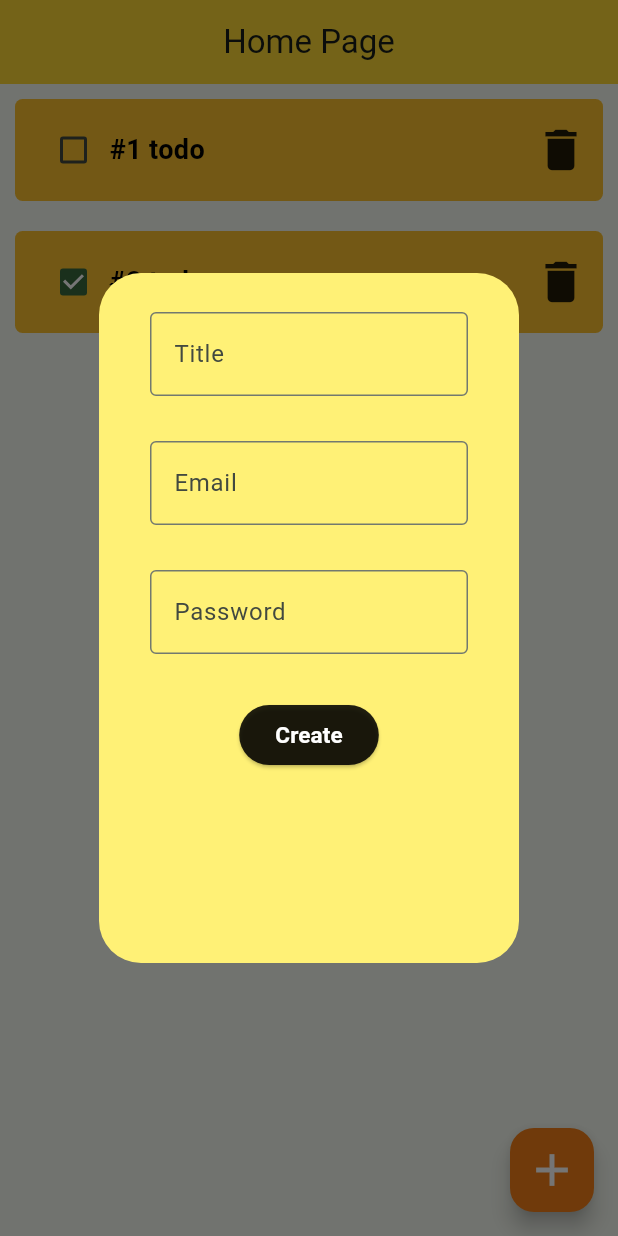
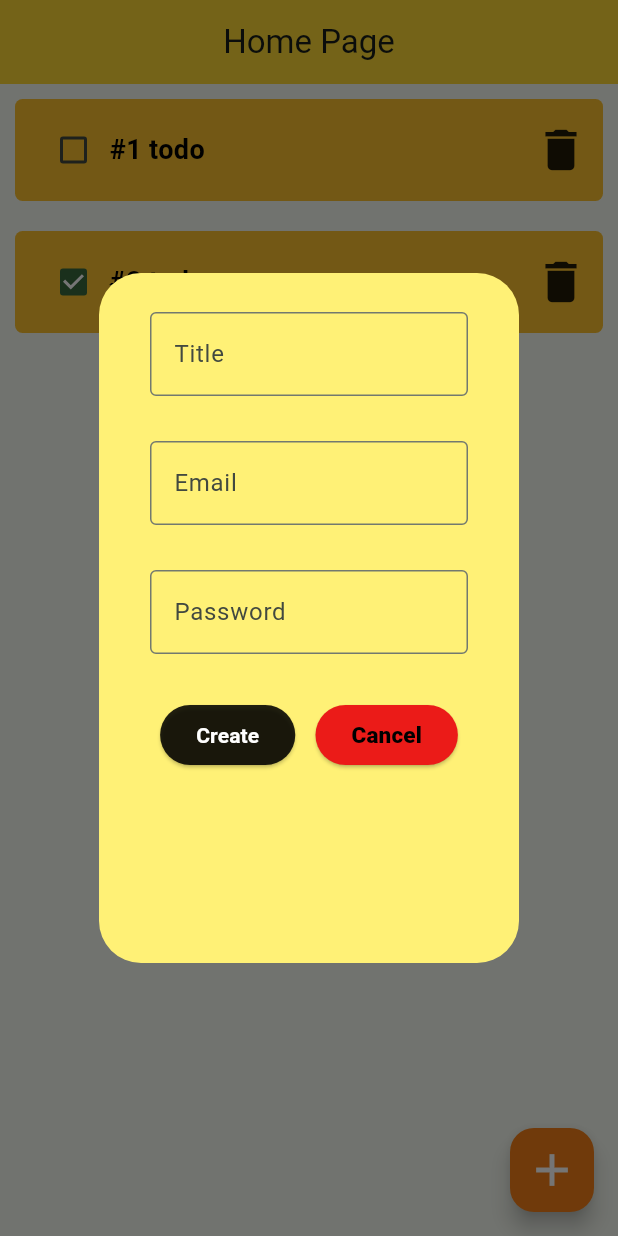
Before and after one commit to celociousalltrin/Todofy, a Flutter app: the screen it shows after launch, after a tap on the "add" icon, on a phone screen of 412 x 824 dp. Run offline on Flutter 3.47's test engine with Material 3 defaults, Android fonts, the phone set to English and light mode, and no system bars.

Commit message:
Generic App Button implemented

```diff
--- /dev/null
+++ b/lib/components/app_button.dart
@@ -0,0 +1,33 @@
+import 'package:flutter/material.dart';
+
+class AppButton extends StatelessWidget {
+  final void Function()? onPressed;
+  final String btnName;
+  final TextStyle btnTxtStyle;
+  final ButtonStyle btnStyle;
+
+// In this Initializer List is used after Constructor(:)
+  AppButton({
+    super.key,
+    required this.onPressed,
+    required this.btnName,
+    this.btnTxtStyle =
+        const TextStyle(fontWeight: FontWeight.bold, color: Colors.white),
+    ButtonStyle? btnStyle,
+  }) : btnStyle = btnStyle ??
+            ButtonStyle(
+              backgroundColor: MaterialStateProperty.all<Color>(Colors.black87),
+            );
+
+  @override
+  Widget build(BuildContext context) {
+    return ElevatedButton(
+      onPressed: onPressed,
+      style: btnStyle,
+      child: Text(
+        btnName,
+        style: btnTxtStyle,
+      ),
+    );
+  }
+}
--- a/lib/components/app_modal.dart
+++ b/lib/components/app_modal.dart
@@ -1,4 +1,5 @@
 import 'package:flutter/material.dart';
+import 'package:flutter_application_1/components/app_button.dart';
 import 'package:flutter_application_1/components/app_input.dart';
 import 'package:flutter_application_1/utils/validation.dart';
 
@@ -20,6 +21,22 @@ class _AppModelState extends State<AppModel> {
 
   void handleSave(String? value, String title) {
     result[title] = value;
+  }
+
+  void onPressed() {
+    if (_formkey.currentState!.validate()) {
+      _formkey.currentState!.save();
+      widget.handleAddData(result["title"]);
+      widget.handleClose();
+    } else {
+      setState(() {
+        isTrigerValidate = true;
+      });
+    }
+  }
+
+  void onClose() {
+    widget.handleClose();
   }
 
   @override
@@ -79,28 +96,27 @@ class _AppModelState extends State<AppModel> {
                       const SizedBox(
                         height: 30,
                       ),
-                      ElevatedButton(
-                          onPressed: () {
-                            if (_formkey.currentState!.validate()) {
-                              _formkey.currentState!.save();
-                              widget.handleAddData(result["title"]);
-                              widget.handleClose();
-                            } else {
-                              setState(() {
-                                isTrigerValidate = true;
-                              });
-                            }
-                          },
-                          style: ButtonStyle(
-                              backgroundColor: MaterialStateProperty.all<Color>(
-                                  Colors.black87)),
-                          child: const Text(
-                            "Create",
-                            style: TextStyle(
-                                color: Colors.white,
-                                fontWeight: FontWeight.bold,
-                                fontSize: 15),
-                          ))
+                      Row(
+                        mainAxisAlignment: MainAxisAlignment.spaceAround,
+                        children: [
+                          AppButton(
+                            onPressed: onPressed,
+                            btnName: "Create",
+                          ),
+                          AppButton(
+                            onPressed: onClose,
+                            btnName: "Cancel",
+                            btnTxtStyle: const TextStyle(
+                                color: Colors.black,
+                                fontSize: 15,
+                                fontWeight: FontWeight.w900),
+                            btnStyle: ButtonStyle(
+                                backgroundColor: MaterialStateProperty.all<
+                                        Color>(
+                                    const Color.fromARGB(255, 235, 27, 24))),
+                          )
+                        ],
+                      )
                     ],
                   )),
             ),
```
Also changed, not shown: lib/pages/about.dart (deleted, +0 -24 lines).
